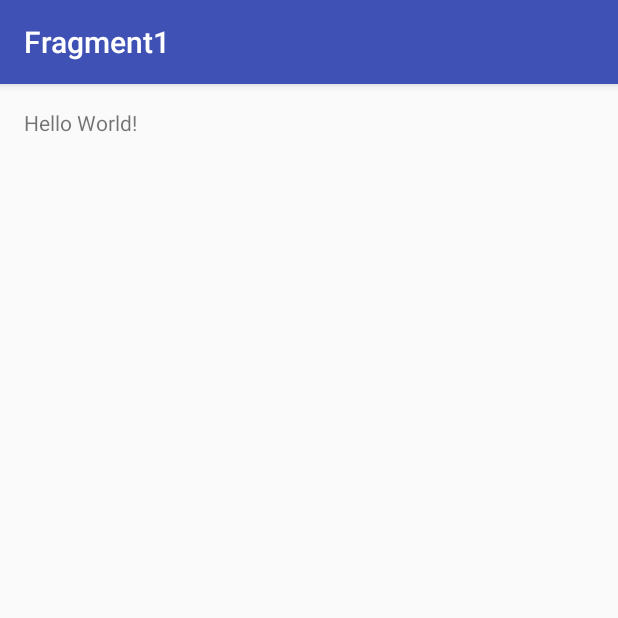
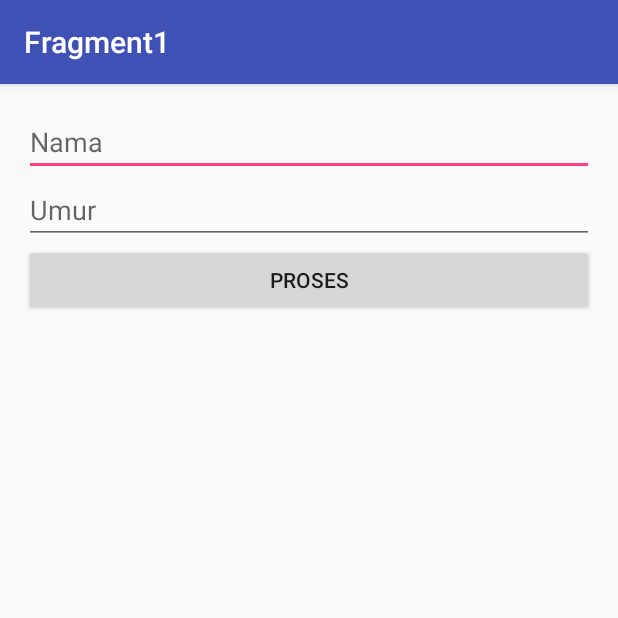
Before and after one commit to septinadf/Fragment1, an Android app: the screen it shows after launch (MainActivity), on a phone screen of 412 x 824 dp, the top half of it. Run offline under Robolectric (Android 15) with nearby library versions, the phone set to English and light mode, and no system bars.

Commit message:
Fragment as View Only

```diff
--- a/app/build.gradle
+++ b/app/build.gradle
@@ -25,5 +25,6 @@ dependencies {
         exclude group: 'com.android.support', module: 'support-annotations'
     })
     compile 'com.android.support:appcompat-v7:24.2.1'
+    compile 'com.android.support:support-v4:24.2.1'
     testCompile 'junit:junit:4.12'
 }
--- /dev/null
+++ b/app/src/main/java/id/sch/smktelkom_mlg/learn/fragment1/InputFragment.java
@@ -0,0 +1,29 @@
+package id.sch.smktelkom_mlg.learn.fragment1;
+
+
+import android.os.Bundle;
+import android.support.v4.app.Fragment;
+import android.view.LayoutInflater;
+import android.view.View;
+import android.view.ViewGroup;
+
+
+/**
+ * A simple {@link Fragment} subclass.
+ */
+public class InputFragment extends Fragment {
+
+
+    public InputFragment() {
+        // Required empty public constructor
+    }
+
+
+    @Override
+    public View onCreateView(LayoutInflater inflater, ViewGroup container,
+                             Bundle savedInstanceState) {
+        // Inflate the layout for this fragment
+        return inflater.inflate(R.layout.fragment_input, container, false);
+    }
+
+}
--- a/app/src/main/java/id/sch/smktelkom_mlg/learn/fragment1/MainActivity.java
+++ b/app/src/main/java/id/sch/smktelkom_mlg/learn/fragment1/MainActivity.java
@@ -2,12 +2,36 @@ package id.sch.smktelkom_mlg.learn.fragment1;
 
 import android.os.Bundle;
 import android.support.v7.app.AppCompatActivity;
+import android.view.View;
+import android.widget.EditText;
+import android.widget.TextView;
 
 public class MainActivity extends AppCompatActivity {
+
+    EditText etNama;
+    EditText etUmur;
+    TextView tvHasil;
 
     @Override
     protected void onCreate(Bundle savedInstanceState) {
         super.onCreate(savedInstanceState);
         setContentView(R.layout.activity_main);
+
+        etNama = (EditText) findViewById(R.id.editTextNama);
+        etUmur = (EditText) findViewById(R.id.editTextUmur);
+        tvHasil = (TextView) findViewById(R.id.textViewHasil);
+
+        findViewById(R.id.buttonProses)
+                .setOnClickListener(new View.OnClickListener() {
+                    @Override
+                    public void onClick(View v) {
+                        doProses();
+                    }
+                });
+    }
+
+    private void doProses() {
+        tvHasil.setText(etNama.getText().toString()
+                + " (" + etUmur.getText().toString() + " tahun)");
     }
 }
--- /dev/null
+++ b/app/src/main/java/id/sch/smktelkom_mlg/learn/fragment1/OutputFragment.java
@@ -0,0 +1,29 @@
+package id.sch.smktelkom_mlg.learn.fragment1;
+
+
+import android.os.Bundle;
+import android.support.v4.app.Fragment;
+import android.view.LayoutInflater;
+import android.view.View;
+import android.view.ViewGroup;
+
+
+/**
+ * A simple {@link Fragment} subclass.
+ */
+public class OutputFragment extends Fragment {
+
+
+    public OutputFragment() {
+        // Required empty public constructor
+    }
+
+
+    @Override
+    public View onCreateView(LayoutInflater inflater, ViewGroup container,
+                             Bundle savedInstanceState) {
+        // Inflate the layout for this fragment
+        return inflater.inflate(R.layout.fragment_output, container, false);
+    }
+
+}
--- a/app/src/main/res/layout/activity_main.xml
+++ b/app/src/main/res/layout/activity_main.xml
@@ -1,17 +1,29 @@
 <?xml version="1.0" encoding="utf-8"?>
-<RelativeLayout xmlns:android="http://schemas.android.com/apk/res/android"
+<LinearLayout xmlns:android="http://schemas.android.com/apk/res/android"
     xmlns:tools="http://schemas.android.com/tools"
     android:id="@+id/activity_main"
     android:layout_width="match_parent"
     android:layout_height="match_parent"
-    android:paddingBottom="@dimen/activity_vertical_margin"
-    android:paddingLeft="@dimen/activity_horizontal_margin"
-    android:paddingRight="@dimen/activity_horizontal_margin"
-    android:paddingTop="@dimen/activity_vertical_margin"
+    android:orientation="vertical"
+    android:paddingBottom="16dp"
+    android:paddingLeft="16dp"
+    android:paddingRight="16dp"
+    android:paddingTop="16dp"
     tools:context="id.sch.smktelkom_mlg.learn.fragment1.MainActivity">
 
-    <TextView
-        android:layout_width="wrap_content"
+    <fragment
+        android:id="@+id/fragmentInput"
+        android:name="id.sch.smktelkom_mlg.learn.fragment1.InputFragment"
+        android:layout_width="match_parent"
         android:layout_height="wrap_content"
-        android:text="Hello World!" />
-</RelativeLayout>
+        tools:layout="@layout/fragment_input" />
+
+    <fragment
+        android:id="@+id/fragmentOnput"
+        android:name="id.sch.smktelkom_mlg.learn.fragment1.OutputFragment"
+        android:layout_width="match_parent"
+        android:layout_height="wrap_content"
+        tools:layout="@layout/fragment_output" />
+
+
+</LinearLayout>
--- /dev/null
+++ b/app/src/main/res/layout/fragment_input.xml
@@ -0,0 +1,31 @@
+<LinearLayout xmlns:android="http://schemas.android.com/apk/res/android"
+    xmlns:tools="http://schemas.android.com/tools"
+    android:layout_width="match_parent"
+    android:layout_height="match_parent"
+    android:orientation="vertical"
+    tools:context="id.sch.smktelkom_mlg.learn.fragment1.InputFragment">
+
+    <!-- TODO: Update blank fragment layout -->
+    <EditText
+        android:id="@+id/editTextNama"
+        android:layout_width="match_parent"
+        android:layout_height="wrap_content"
+        android:ems="10"
+        android:hint="Nama"
+        android:inputType="textPersonName" />
+
+    <EditText
+        android:id="@+id/editTextUmur"
+        android:layout_width="match_parent"
+        android:layout_height="wrap_content"
+        android:ems="10"
+        android:hint="Umur"
+        android:inputType="numberSigned" />
+
+    <Button
+        android:id="@+id/buttonProses"
+        android:layout_width="match_parent"
+        android:layout_height="wrap_content"
+        android:text="Proses" />
+
+</LinearLayout>
--- /dev/null
+++ b/app/src/main/res/layout/fragment_output.xml
@@ -0,0 +1,17 @@
+<LinearLayout xmlns:android="http://schemas.android.com/apk/res/android"
+    xmlns:tools="http://schemas.android.com/tools"
+    android:layout_width="match_parent"
+    android:layout_height="match_parent"
+    android:orientation="vertical"
+    tools:context="id.sch.smktelkom_mlg.learn.fragment1.OutputFragment">
+
+    <!-- TODO: Update blank fragment layout -->
+    <TextView
+        android:id="@+id/textViewHasil"
+        android:layout_width="wrap_content"
+        android:layout_height="wrap_content"
+        android:layout_gravity="center"
+        android:layout_marginTop="32dp"
+        tools:text="Hasil" />
+
+</LinearLayout>
--- a/app/src/main/res/values/strings.xml
+++ b/app/src/main/res/values/strings.xml
@@ -1,3 +1,6 @@
 <resources>
     <string name="app_name">Fragment1</string>
+
+    <!-- TODO: Remove or change this placeholder text -->
+    <string name="hello_blank_fragment">Hello blank fragment</string>
 </resources>
```
